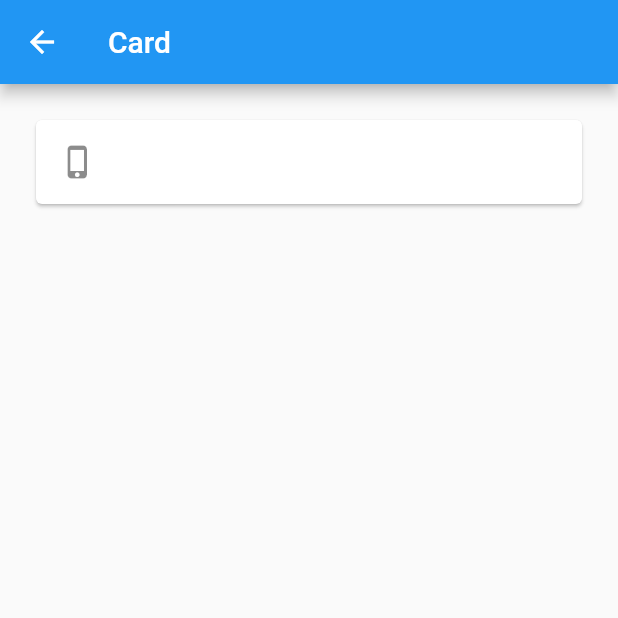
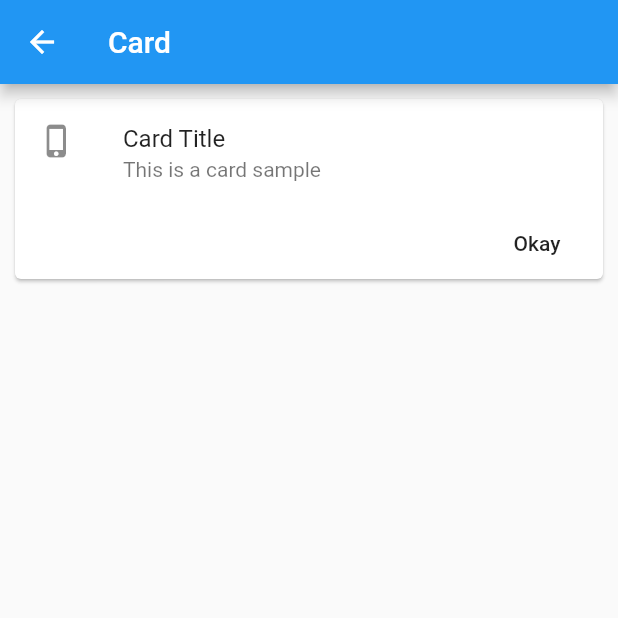
Before and after one commit to farinas09/FlutterComponents, a Flutter app: the CardPage screen opened by its route, on a phone screen of 412 x 824 dp, the top half of it. Run offline on Flutter 3.47's test engine with Material 2 defaults, Android fonts, the phone set to English and light mode, and no system bars.

Commit message:
add card button

```diff
--- a/lib/src/pages/card_page.dart
+++ b/lib/src/pages/card_page.dart
@@ -8,7 +8,7 @@ class CardPage extends StatelessWidget {
         title: Text('Card'),
       ),
       body: ListView(
-        padding: EdgeInsets.all(20),
+        padding: EdgeInsets.all(6.0),
         children: <Widget> [
           _cardTipo1()
         ],
@@ -22,7 +22,18 @@ class CardPage extends StatelessWidget {
       child: Column(
         children: <Widget>[
           ListTile(
-            leading: Icon(Icons.phone_iphone)
+            leading: Icon(Icons.phone_iphone),
+            title: Text("Card Title"),
+            subtitle: Text("This is a card sample"),
+          ),
+          Row(
+            mainAxisAlignment: MainAxisAlignment.end,
+            children: <Widget>[
+              FlatButton(onPressed: () {
+
+              },
+              child: Text("Okay"))
+            ],
           ),
         ]
       ),
```
